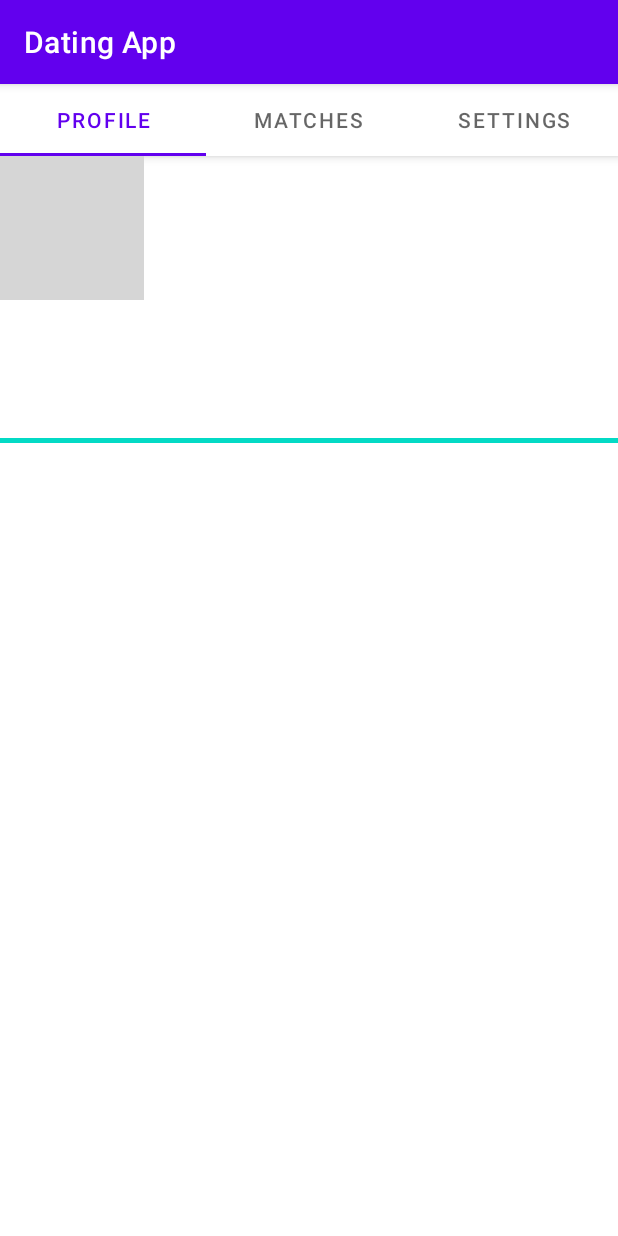
After one commit to lbrown51/Dating-App-Mobile, an Android app: the Profile screen opened directly, with no data from a screen before it, on a phone screen of 412 x 824 dp. The commit adds this screen. Run offline under Robolectric (Android 15) with nearby library versions, the phone set to English and light mode, and no system bars; grey boxes are pictures that could not be loaded.

Commit message:
Implemented a tabbed layout!

```diff
--- /dev/null
+++ b/app/src/main/java/com/ad340/datingapp/Profile.kt
@@ -0,0 +1,79 @@
+package com.ad340.datingapp
+
+import android.os.Bundle
+import androidx.fragment.app.Fragment
+import android.view.LayoutInflater
+import android.view.View
+import android.view.ViewGroup
+import android.widget.TextView
+import kotlinx.android.synthetic.main.fragment_profile.view.*
+
+// TODO: Rename parameter arguments, choose names that match
+// the fragment initialization parameters, e.g. ARG_ITEM_NUMBER
+private const val ARG_PARAM1 = "param1"
+private const val ARG_PARAM2 = "param2"
+
+/**
+ * A simple [Fragment] subclass.
+ * Use the [Profile.newInstance] factory method to
+ * create an instance of this fragment.
+ */
+class Profile(val bundle: Bundle?) : Fragment() {
+    // TODO: Rename and change types of parameters
+    private var param1: String? = null
+    private var param2: String? = null
+
+    override fun onCreate(savedInstanceState: Bundle?) {
+        super.onCreate(savedInstanceState)
+        arguments?.let {
+            param1 = it.getString(ARG_PARAM1)
+            param2 = it.getString(ARG_PARAM2)
+        }
+    }
+
+    override fun onCreateView(
+        inflater: LayoutInflater, container: ViewGroup?,
+        savedInstanceState: Bundle?
+    ): View? {
+        val viewLayout = inflater.inflate(R.layout.fragment_profile, container, false)
+
+        val nameAgeText = viewLayout.profile_name_age_text
+        val occupationText = viewLayout.profile_occupation_text
+        val descriptionText = viewLayout.profile_desc_text
+
+        if (bundle != null) {
+            val nameAgeStr = StringBuilder()
+            if (bundle.containsKey(Constants.KEY_NAME)) {
+                val name = bundle.getString(Constants.KEY_NAME)
+                nameAgeStr.append(name)
+
+                if (bundle.containsKey(Constants.KEY_AGE)) {
+                    val age = bundle.getString(Constants.KEY_AGE)
+                    nameAgeStr.append(", ")
+                    nameAgeStr.append(age)
+                }
+
+                nameAgeText.text = nameAgeStr
+            }
+
+            val occupationStr = StringBuilder()
+            if (bundle.containsKey(Constants.KEY_OCCUPATION)) {
+                val occupation = bundle.getString(Constants.KEY_OCCUPATION)
+                occupationStr.append(occupation)
+
+                occupationText.text = occupationStr
+            }
+
+            val descriptionStr = StringBuilder()
+            if (bundle.containsKey(Constants.KEY_DESCRIPTION)) {
+                val description = bundle.getString(Constants.KEY_DESCRIPTION)
+                descriptionStr.append(description)
+
+                descriptionText.text = descriptionStr
+            }
+        }
+        // Inflate the layout for this fragment
+        return viewLayout
+    }
+
+}
--- a/app/src/main/java/com/ad340/datingapp/ProfileActivity.kt
+++ b/app/src/main/java/com/ad340/datingapp/ProfileActivity.kt
@@ -2,55 +2,36 @@ package com.ad340.datingapp
 
 import android.content.Intent
 import android.os.Bundle
+import android.widget.Adapter
+import android.widget.SimpleAdapter
 import android.widget.TextView
 import androidx.appcompat.app.AppCompatActivity
+import androidx.viewpager.widget.ViewPager
+import androidx.viewpager2.adapter.FragmentStateAdapter
+import androidx.viewpager2.widget.ViewPager2
+import com.google.android.material.tabs.TabLayout
+import com.google.android.material.tabs.TabLayoutMediator
 
 
 class ProfileActivity : AppCompatActivity() {
 
     private val TAG = MainActivity::class.java.simpleName
+    private val NUM_TABS = 3
+    private val TAB_NAMES = arrayListOf<String>("Profile", "Matches", "Settings")
+
+
 
     override fun onCreate(savedInstanceState: Bundle?) {
         super.onCreate(savedInstanceState)
         setContentView(R.layout.activity_profile)
-        val nameAgeText = findViewById<TextView>(R.id.profile_name_age_text)
-        val occupationText = findViewById<TextView>(R.id.profile_occupation_text)
-        val descriptionText = findViewById<TextView>(R.id.profile_desc_text)
 
-        val b = intent.extras
+        val viewPager = findViewById<ViewPager2>(R.id.profile_pager)
+        viewPager.adapter = ProfileTabAdapter(this, NUM_TABS, intent.extras)
 
-        if (b != null) {
-
-            val nameAgeStr = StringBuilder()
-            if (b.containsKey(Constants.KEY_NAME)) {
-                val name = b.getString(Constants.KEY_NAME)
-                nameAgeStr.append(name)
-
-                if (b.containsKey(Constants.KEY_AGE)) {
-                    val age = b.getString(Constants.KEY_AGE)
-                    nameAgeStr.append(", ")
-                    nameAgeStr.append(age)
-                }
-
-                nameAgeText.text = nameAgeStr
-            }
-
-            val occupationStr = StringBuilder()
-            if (b.containsKey(Constants.KEY_OCCUPATION)) {
-                val occupation = b.getString(Constants.KEY_OCCUPATION)
-                occupationStr.append(occupation)
-
-                occupationText.text = occupationStr
-            }
-
-            val descriptionStr = StringBuilder()
-            if (b.containsKey(Constants.KEY_DESCRIPTION)) {
-                val description = b.getString(Constants.KEY_DESCRIPTION)
-                descriptionStr.append(description)
-
-                descriptionText.text = descriptionStr
-            }
-        }
+        val profileTabs = findViewById<TabLayout>(R.id.profile_tabs)
+        TabLayoutMediator(profileTabs, viewPager) { tab, position ->
+            tab.text = TAB_NAMES[position]
+        }.attach()
 
     }
 
--- /dev/null
+++ b/app/src/main/java/com/ad340/datingapp/ProfileTabAdapter.kt
@@ -0,0 +1,23 @@
+package com.ad340.datingapp
+
+import android.os.Bundle
+import androidx.appcompat.app.AppCompatActivity
+import androidx.fragment.app.Fragment
+import androidx.viewpager2.adapter.FragmentStateAdapter
+
+class ProfileTabAdapter(activity: AppCompatActivity, val itemsCount: Int, val bundle: Bundle?):
+    FragmentStateAdapter(activity) {
+
+    override fun getItemCount(): Int {
+        return itemsCount
+    }
+
+    override fun createFragment(position: Int): Fragment {
+        return when (position) {
+            0 -> Profile(bundle)
+            1 -> Matches()
+            2 -> Settings()
+            else -> Profile(bundle)
+        }
+    }
+}
--- a/app/src/main/res/layout/activity_profile.xml
+++ b/app/src/main/res/layout/activity_profile.xml
@@ -7,61 +7,33 @@
     tools:context=".ProfileActivity"
     android:orientation="vertical">
 
-    <ImageView
-        android:id="@+id/profile_picture"
-        android:layout_width="wrap_content"
-        android:layout_height="wrap_content"
-        android:adjustViewBounds="true"
-        android:contentDescription="@string/fae_picture_description"
-        android:src="@drawable/fae_profile"
-        app:layout_constraintStart_toStartOf="parent"
-        app:layout_constraintTop_toTopOf="parent" />
-
-    <TextView
-        android:id="@+id/profile_name_age_text"
-        android:layout_width="wrap_content"
-        android:layout_height="wrap_content"
-        android:layout_marginStart="@dimen/item_spacing"
-        android:layout_marginTop="@dimen/profile_text_margin_top"
-        android:textAlignment="center"
-        android:textColor="@color/black"
-        android:textSize="@dimen/profile_name_age_text_size"
-        android:textStyle="bold"
-        app:layout_constraintStart_toStartOf="parent"
-        app:layout_constraintTop_toBottomOf="@id/profile_picture" />
-
-    <TextView
-        android:id="@+id/profile_occupation_text"
-        android:layout_width="wrap_content"
-        android:layout_height="wrap_content"
-        android:layout_marginStart="@dimen/item_spacing"
-        android:textAlignment="center"
-        android:textColor="@color/black"
-        android:textSize="@dimen/profile_occupation_text_size"
-        android:textStyle="bold|italic"
-        app:layout_constraintStart_toStartOf="parent"
-        app:layout_constraintTop_toBottomOf="@id/profile_name_age_text" />
-
-    <View
-        android:id="@+id/profile_divider"
-        android:layout_width="match_parent"
-        android:layout_height="@dimen/profile_divider_height"
-        android:background="@color/colorAccent"
-        android:layout_marginTop="@dimen/divider_spacing"
-        app:layout_constraintTop_toBottomOf="@id/profile_occupation_text"/>
-
-    <TextView
-        android:id="@+id/profile_desc_text"
+    <com.google.android.material.appbar.AppBarLayout
+        android:id="@+id/app_bar_layout"
         android:layout_width="match_parent"
         android:layout_height="wrap_content"
-        android:layout_marginStart="@dimen/item_spacing"
-        android:layout_marginTop="@dimen/profile_text_margin_top"
-        android:layout_marginEnd="@dimen/item_spacing"
-        android:textAlignment="viewStart"
-        android:textColor="@color/black"
-        android:textSize="@dimen/profile_description_text_size"
-        app:layout_constraintEnd_toEndOf="parent"
         app:layout_constraintStart_toStartOf="parent"
-        app:layout_constraintTop_toBottomOf="@id/profile_divider" />
+        app:layout_constraintTop_toTopOf="parent">
+
+        <com.google.android.material.appbar.MaterialToolbar
+            android:id="@+id/app_bar"
+            android:layout_width="match_parent"
+            android:layout_height="?attr/actionBarSize"
+            app:title="Dating App"
+            style="@style/Widget.MaterialComponents.Toolbar.Primary" />
+
+        <com.google.android.material.tabs.TabLayout
+            android:id="@+id/profile_tabs"
+            android:layout_width="match_parent"
+            android:layout_height="wrap_content" />
+
+    </com.google.android.material.appbar.AppBarLayout>
+
+    <androidx.viewpager2.widget.ViewPager2
+        android:id="@+id/profile_pager"
+        android:layout_width="match_parent"
+        android:layout_height="wrap_content"
+        app:layout_constraintStart_toStartOf="parent"
+        app:layout_constraintTop_toBottomOf="@id/app_bar_layout"/>
+
 
 </androidx.constraintlayout.widget.ConstraintLayout>
--- /dev/null
+++ b/app/src/main/res/layout/fragment_profile.xml
@@ -0,0 +1,67 @@
+<?xml version="1.0" encoding="utf-8"?>
+<androidx.constraintlayout.widget.ConstraintLayout xmlns:android="http://schemas.android.com/apk/res/android"
+    xmlns:app="http://schemas.android.com/apk/res-auto"
+    xmlns:tools="http://schemas.android.com/tools"
+    android:layout_width="match_parent"
+    android:layout_height="match_parent"
+    tools:context=".ProfileActivity"
+    android:orientation="vertical">
+
+    <ImageView
+        android:id="@+id/profile_picture"
+        android:layout_width="wrap_content"
+        android:layout_height="wrap_content"
+        android:adjustViewBounds="true"
+        android:contentDescription="@string/fae_picture_description"
+        android:src="@drawable/fae_profile"
+        app:layout_constraintStart_toStartOf="parent"
+        app:layout_constraintTop_toTopOf="parent" />
+
+    <TextView
+        android:id="@+id/profile_name_age_text"
+        android:layout_width="wrap_content"
+        android:layout_height="wrap_content"
+        android:layout_marginStart="@dimen/item_spacing"
+        android:layout_marginTop="@dimen/profile_text_margin_top"
+        android:textAlignment="center"
+        android:textColor="@color/black"
+        android:textSize="@dimen/profile_name_age_text_size"
+        android:textStyle="bold"
+        app:layout_constraintStart_toStartOf="parent"
+        app:layout_constraintTop_toBottomOf="@id/profile_picture" />
+
+    <TextView
+        android:id="@+id/profile_occupation_text"
+        android:layout_width="wrap_content"
+        android:layout_height="wrap_content"
+        android:layout_marginStart="@dimen/item_spacing"
+        android:textAlignment="center"
+        android:textColor="@color/black"
+        android:textSize="@dimen/profile_occupation_text_size"
+        android:textStyle="bold|italic"
+        app:layout_constraintStart_toStartOf="parent"
+        app:layout_constraintTop_toBottomOf="@id/profile_name_age_text" />
+
+    <View
+        android:id="@+id/profile_divider"
+        android:layout_width="match_parent"
+        android:layout_height="@dimen/profile_divider_height"
+        android:background="@color/colorAccent"
+        android:layout_marginTop="@dimen/divider_spacing"
+        app:layout_constraintTop_toBottomOf="@id/profile_occupation_text"/>
+
+    <TextView
+        android:id="@+id/profile_desc_text"
+        android:layout_width="match_parent"
+        android:layout_height="wrap_content"
+        android:layout_marginStart="@dimen/item_spacing"
+        android:layout_marginTop="@dimen/profile_text_margin_top"
+        android:layout_marginEnd="@dimen/item_spacing"
+        android:textAlignment="viewStart"
+        android:textColor="@color/black"
+        android:textSize="@dimen/profile_description_text_size"
+        app:layout_constraintEnd_toEndOf="parent"
+        app:layout_constraintStart_toStartOf="parent"
+        app:layout_constraintTop_toBottomOf="@id/profile_divider" />
+
+</androidx.constraintlayout.widget.ConstraintLayout>
```
Also changed, not shown: app/src/main/java/com/ad340/datingapp/Matches.kt (added, +40 -0 lines), app/src/main/java/com/ad340/datingapp/Settings.kt (added, +39 -0 lines), app/src/main/res/layout/fragment_matches.xml (added, +14 -0 lines), app/src/main/res/layout/fragment_settings.xml (added, +14 -0 lines).
